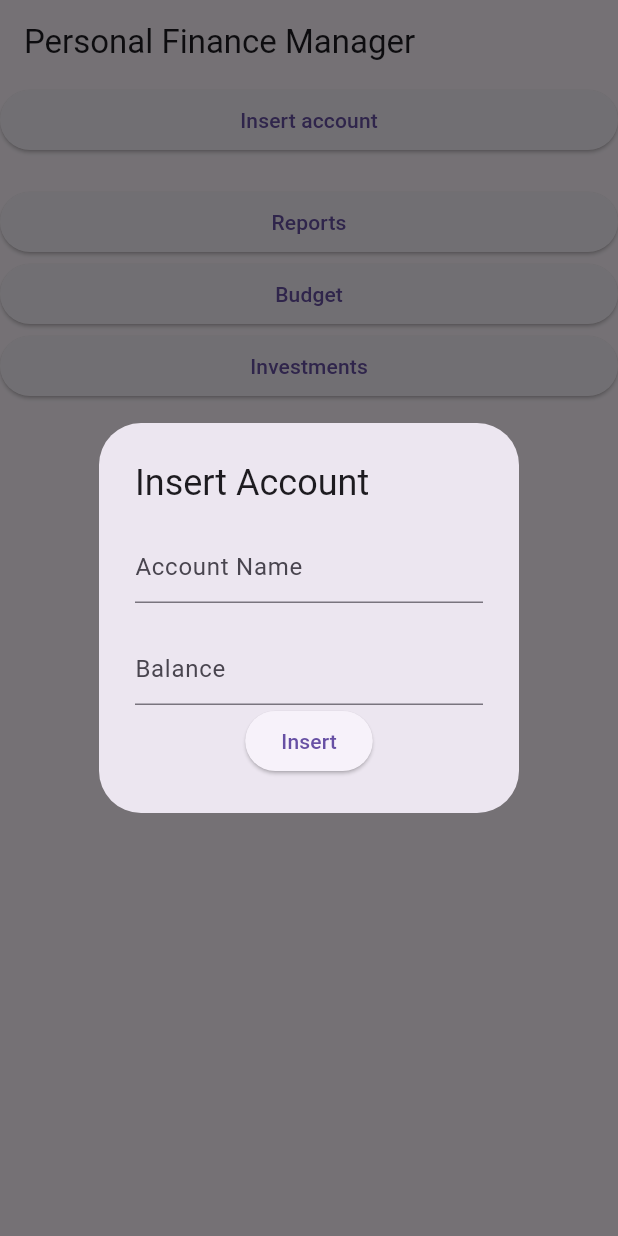
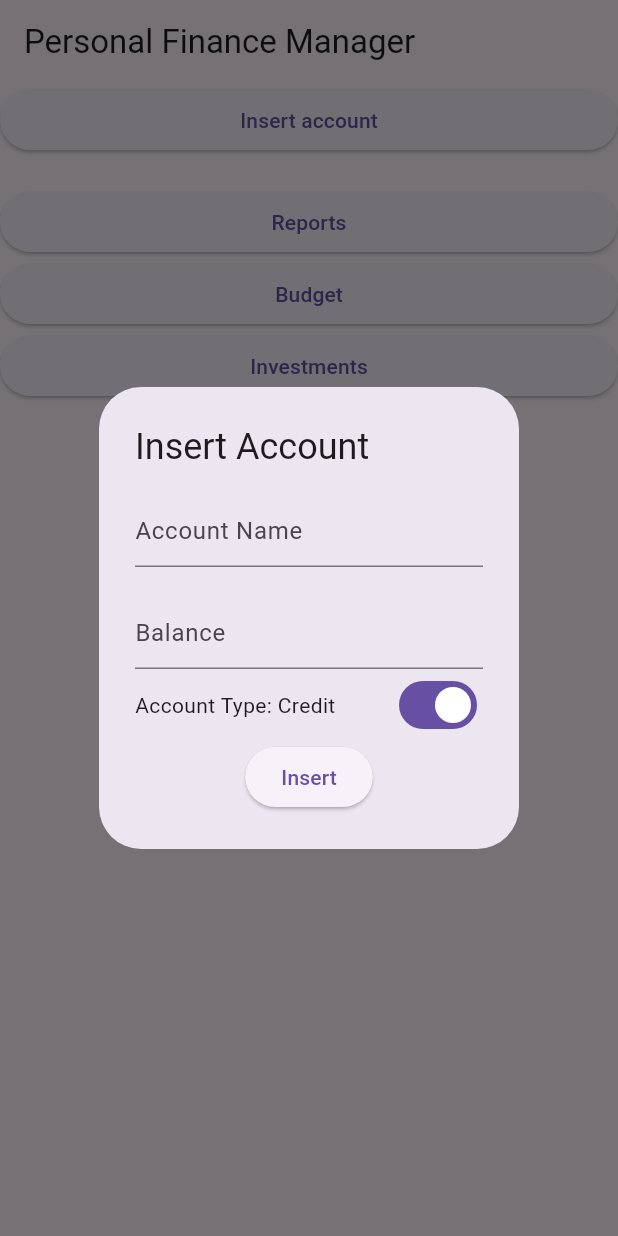
Before and after one commit to iKeiNagai/Personal-Finance-Manager, a Flutter app: the screen it shows after launch, after a tap on "Insert account", on a phone screen of 412 x 824 dp. Run offline on Flutter 3.47's test engine with Material 3 defaults, Android fonts, the phone set to English and light mode, and no system bars; our stand-ins replace sqflite; accounts and stored records are empty.

Commit message:
toggle button in the insert account

```diff
--- a/finance_manager/lib/databasehelper.dart
+++ b/finance_manager/lib/databasehelper.dart
@@ -10,6 +10,7 @@ class DatabaseHelper {
   static final columnId = '_id';
   static final columnName = 'name';
   static final columnBalance = 'balance';
+  static final columnType = 'Type';
 
   DatabaseHelper._privateConstructor();
   static final DatabaseHelper instance = DatabaseHelper._privateConstructor();
@@ -33,17 +34,19 @@ class DatabaseHelper {
           CREATE TABLE $table (
             $columnId INTEGER PRIMARY KEY,
             $columnName TEXT NOT NULL,
-            $columnBalance REAL NOT NULL
+            $columnBalance REAL NOT NULL,
+            $columnType TEXT NOT NULL
           )
           ''');
   }
 
   // Insert new account
-  Future<int> insert(String name, int amount) async {
+  Future<int> insert(String name, int amount, String type) async {
     Database db = await instance.database;
     return await db.insert(table,{
       columnName: name,
-      columnBalance: amount
+      columnBalance: amount,
+      columnType: type
     });
   }
 
--- a/finance_manager/lib/home.dart
+++ b/finance_manager/lib/home.dart
@@ -17,19 +17,22 @@ class _HomeState extends State<Home> {
   List<Map<String, dynamic>> accounts = [];
   TextEditingController _nameController = TextEditingController();
   TextEditingController _amountController = TextEditingController();
+  bool _isCredit = true;
 
   void _addAccount(){
     String name =_nameController.text;
     int amount = int.tryParse(_amountController.text) ?? 0;
-    _insertAccount(name, amount);
+    String type = _isCredit ? 'credit' : 'debit';
+
+    _insertAccount(name, amount,type);
     _getAccounts();
     _nameController.clear();
     _amountController.clear();
     Navigator.of(context).pop();
   }
 
-  Future<void> _insertAccount(String name, int amount) async {
-    await DatabaseHelper.instance.insert(name,amount);
+  Future<void> _insertAccount(String name, int amount, String type) async {
+    await DatabaseHelper.instance.insert(name,amount,type);
   }
 
   Future<void> _getAccounts() async {
@@ -58,7 +61,9 @@ class _HomeState extends State<Home> {
                                     Account(account: account[DatabaseHelper.columnName])),
                           );
                         },
-                        child: Text('${account[DatabaseHelper.columnName]}: ${account[DatabaseHelper.columnBalance]}'),
+                        child: Text(
+                          '${account[DatabaseHelper.columnName]}: ${account[DatabaseHelper.columnBalance]} (${account[DatabaseHelper.columnType]})',
+                        )
                       )),
                   ElevatedButton(
                       onPressed: () {
@@ -66,7 +71,9 @@ class _HomeState extends State<Home> {
                             context: context,
                             builder: (_) => AlertDialog(
                                   title: Text('Insert Account'),
-                                  content: Column(
+                                  content: StatefulBuilder(
+                                    builder: (BuildContext context, StateSetter setState) {
+                                      return Column(
                                         mainAxisSize: MainAxisSize.min,
                                         children: [
                                           TextField(
@@ -78,6 +85,19 @@ class _HomeState extends State<Home> {
                                             controller: _amountController,
                                             decoration: InputDecoration(hintText: "Balance"),
                                           ),
+                                          Row(
+                                            mainAxisAlignment: MainAxisAlignment.spaceBetween,
+                                            children: [
+                                              Text('Account Type: ${_isCredit ? 'Credit' : 'Debit'}'),
+                                              Switch(
+                                                value: _isCredit,
+                                                onChanged: (value) {
+                                                  setState(() {
+                                                    _isCredit = value;
+                                                  });
+                                                })
+                                            ],
+                                          ),
                                           ElevatedButton(
                                               onPressed: () {
                                                 setState(() {
@@ -86,6 +106,8 @@ class _HomeState extends State<Home> {
                                               },
                                               child: Text('Insert'))
                                         ],
+                                      );
+                                    }
                                   ),
                                 ));
                       },
```
Lines whose indentation alone changed are shown as unchanged.
